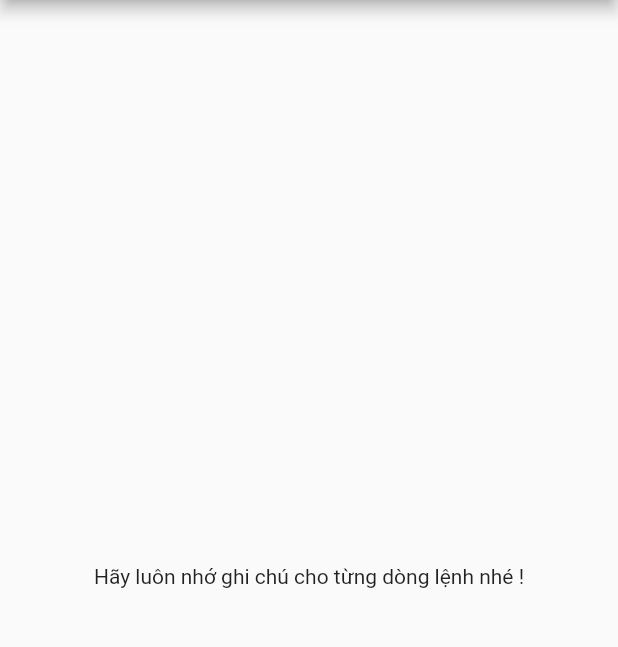
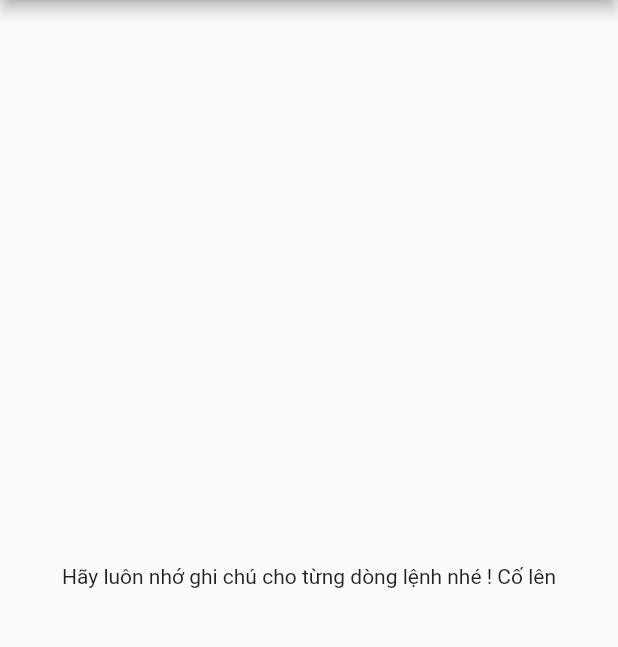
Before and after one commit to teamkhl/vietnam_tourist, a Flutter app: the screen it shows after launch, on a phone screen of 412 x 824 dp, the part 84-731 px from its top. Run offline on Flutter 3.47's test engine with Material 2 defaults, Android fonts, the light colour scheme and no system bars.

Commit message:
Cập nhật main.dart
Trong quá trình khởi tạo dự án ban đầu

```diff
--- a/lib/main.dart
+++ b/lib/main.dart
@@ -20,7 +20,7 @@
         ),
         body: Center(
           child: Text(
-            'Hãy luôn nhớ ghi chú cho từng dòng lệnh nhé !',
+            'Hãy luôn nhớ ghi chú cho từng dòng lệnh nhé ! Cố lên',
           ),
         ),
       ),
```
